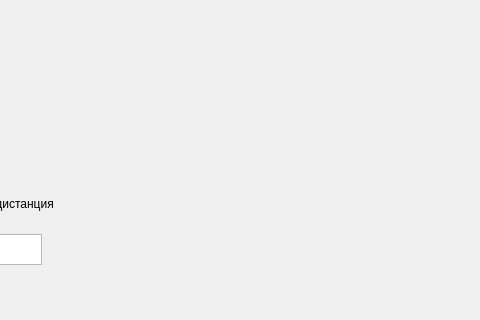
This is GenAlg/lab3/mainwindow.ui in Temasan/GeneticAlgorithms as Qt 5 draws it before an edit; both pictures show x 342 to 822 and y 233 to 553 of the 928 by 553 pixel window. The edited form follows.
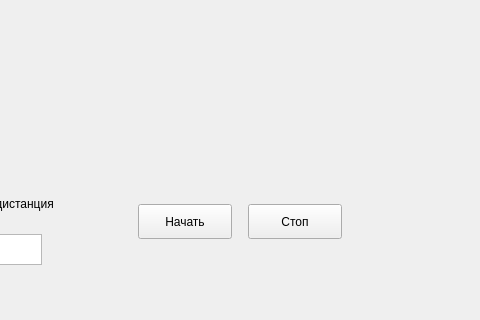
This is the edited form. Custom widgets are drawn as their Qt base class.

Commit message: Для алгоритма поиска путь коммивояжора добалвены кнопки паузы и сброса. Реализованы функции паузы, исправлены ошибки, общая оптимизация алгоритмов

What changed in the file:
```diff
--- a/GenAlg/lab3/mainwindow.ui
+++ b/GenAlg/lab3/mainwindow.ui
@@ -78,6 +78,38 @@
      <string>Наилучшая дистанция</string>
     </property>
    </widget>
+   <widget class="QPushButton" name="pushButton">
+    <property name="geometry">
+     <rect>
+      <x>480</x>
+      <y>420</y>
+      <width>94</width>
+      <height>35</height>
+     </rect>
+    </property>
+    <property name="text">
+     <string>Начать</string>
+    </property>
+    <property name="checkable">
+     <bool>true</bool>
+    </property>
+    <property name="checked">
+     <bool>false</bool>
+    </property>
+   </widget>
+   <widget class="QPushButton" name="pushButton_2">
+    <property name="geometry">
+     <rect>
+      <x>590</x>
+      <y>420</y>
+      <width>94</width>
+      <height>35</height>
+     </rect>
+    </property>
+    <property name="text">
+     <string>Стоп</string>
+    </property>
+   </widget>
   </widget>
   <widget class="QMenuBar" name="menuBar">
    <property name="geometry">
```
The commit also changes 5 other files.
